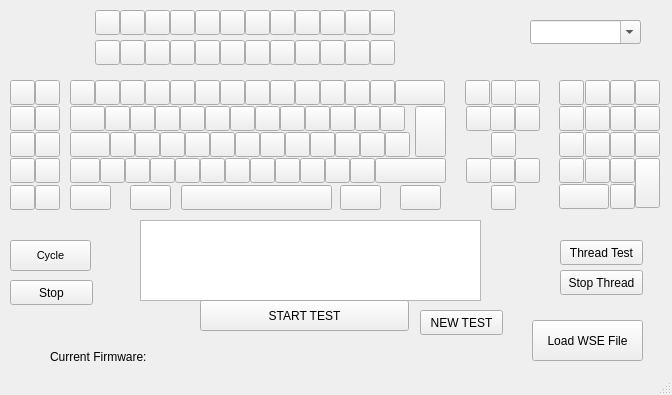
Above: keyboard/mainwindow.ui from danunicomp/Manual-Keyboard-Test before the change. Below: the same form after it.
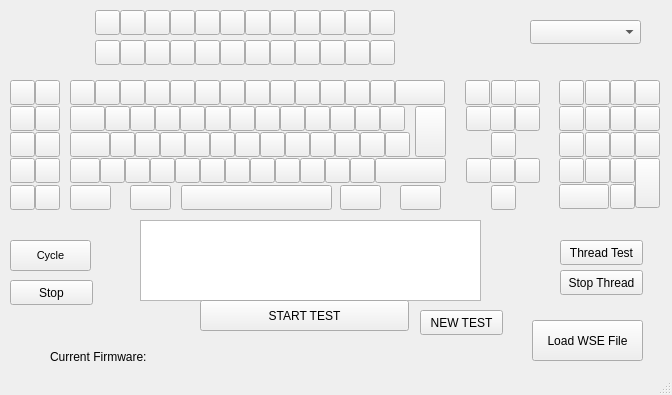
That is the form after the change.

What changed in the file:
```diff
--- a/keyboard/mainwindow.ui
+++ b/keyboard/mainwindow.ui
@@ -1785,7 +1785,7 @@
      </rect>
     </property>
     <property name="editable">
-     <bool>true</bool>
+     <bool>false</bool>
     </property>
    </widget>
    <widget class="QPushButton" name="btnNewTest">
```
Left out of the diff: 2 changed lines with no effect on the pictures.
